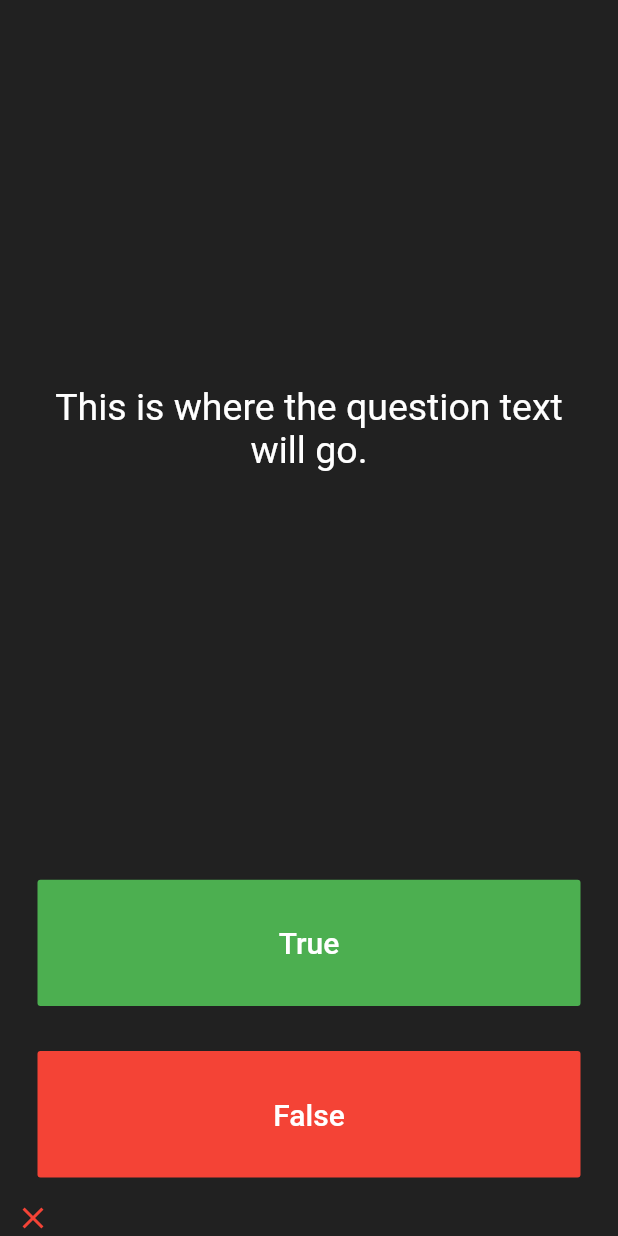
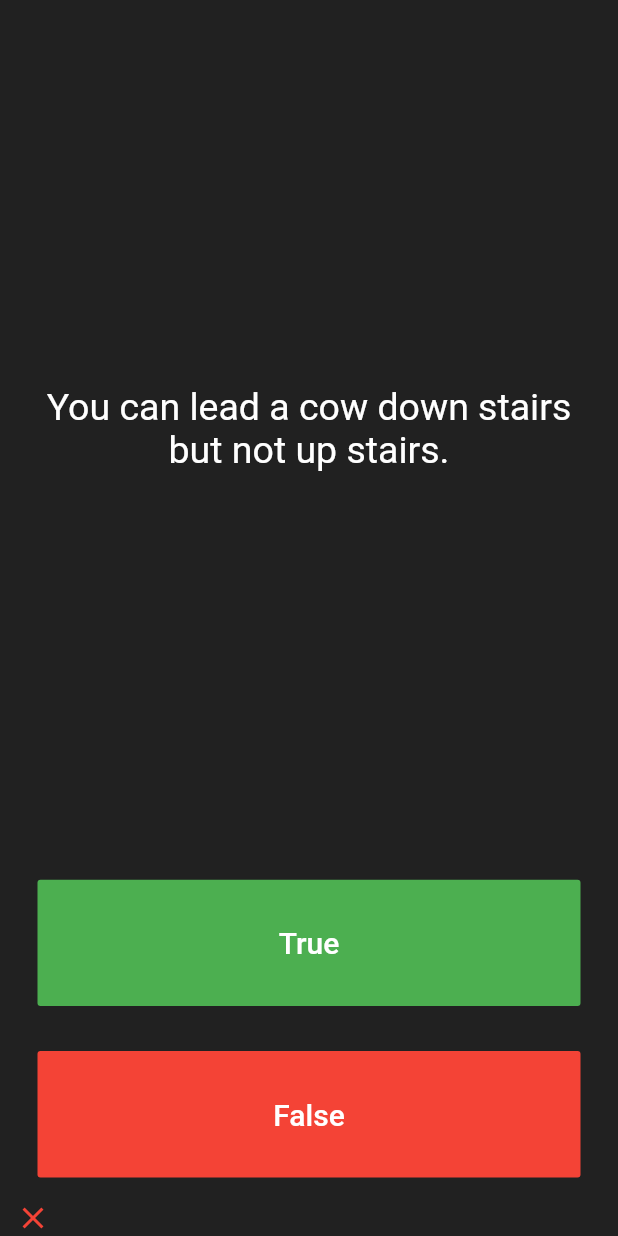
Before and after one commit to aknigam/quizzler-flutter, a Flutter app: the screen it shows after launch, after a tap on "True", on a phone screen of 412 x 824 dp. Run offline on Flutter 3.47's test engine with Material 2 defaults, Android fonts, the phone set to English and light mode, and no system bars; our stand-ins replace rflutter_alert.

Commit message:
Completed the app

```diff
--- /dev/null
+++ b/lib/QuizBrain.dart
@@ -0,0 +1,57 @@
+import 'package:quizzler/question.dart';
+
+class QuizBrain {
+  int questionNumber = 0;
+
+  List<Question> questions = [
+    Question('Some cats are actually allergic to humans', true),
+    Question('You can lead a cow down stairs but not up stairs.', false),
+    Question('Approximately one quarter of human bones are in the feet.', true),
+    Question('A slug\'s blood is green.', true),
+    Question('Buzz Aldrin\'s mother\'s maiden name was \"Moon\".', true),
+    Question('It is illegal to pee in the Ocean in Portugal.', true),
+    Question(
+        'No piece of square dry paper can be folded in half more than 7 times.',
+        false),
+    Question(
+        'In London, UK, if you happen to die in the House of Parliament, you are technically entitled to a state funeral, because the building is considered too sacred a place.',
+        true),
+    Question(
+        'The loudest sound produced by any animal is 188 decibels. That animal is the African Elephant.',
+        false),
+    Question(
+        'The total surface area of two human lungs is approximately 70 square metres.',
+        true),
+    Question('Google was originally called \"Backrub\".', true),
+    Question(
+        'Chocolate affects a dog\'s heart and nervous system; a few ounces are enough to kill a small dog.',
+        true),
+    Question(
+        'In West Virginia, USA, if you accidentally hit an animal with your car, you are free to take it home to eat.',
+        true),
+  ];
+
+  void nextQuestion() {
+    questionNumber++;
+  }
+
+  bool getCorrectAnswer() {
+    return questions[questionNumber].questionAnswer;
+  }
+
+  String getQuestion() {
+    return questions[questionNumber].questionText;
+  }
+
+  bool isFinished() {
+    return questionNumber > 12;
+  }
+
+  void printQuestionNumber() {
+    print('$questionNumber - question');
+  }
+
+  void reset() {
+    questionNumber = 0;
+  }
+}
--- a/lib/main.dart
+++ b/lib/main.dart
@@ -1,4 +1,8 @@
 import 'package:flutter/material.dart';
+import 'QuizBrain.dart';
+import 'package:rflutter_alert/rflutter_alert.dart';
+
+QuizBrain quizBrain = QuizBrain();
 
 void main() => runApp(Quizzler());
 
@@ -25,12 +29,34 @@ class QuizPage extends StatefulWidget {
 }
 
 class _QuizPageState extends State<QuizPage> {
-  List<Widget> icons = [
-    Icon(
-      Icons.close,
-      color: Colors.red,
-    )
-  ];
+  List<Widget> scoreKeeper = [];
+
+  void checkAnswer(bool userAnswer) {
+    bool correctAnswer = quizBrain.getCorrectAnswer();
+    setState(() {
+      if (correctAnswer) {
+        scoreKeeper.add(Icon(
+          Icons.close,
+          color: Colors.red,
+        ));
+      } else {
+        scoreKeeper.add(Icon(
+          Icons.check,
+          color: Colors.green,
+        ));
+      }
+      quizBrain.nextQuestion();
+      if (quizBrain.isFinished()) {
+        quizBrain.reset();
+        scoreKeeper.clear();
+        Alert(
+                context: context,
+                title: "Done!",
+                desc: "You have answered all questions.")
+            .show();
+      }
+    });
+  }
 
   @override
   Widget build(BuildContext context) {
@@ -44,7 +70,7 @@ class _QuizPageState extends State<QuizPage> {
             padding: EdgeInsets.all(10.0),
             child: Center(
               child: Text(
-                'This is where the question text will go.',
+                quizBrain.getQuestion(),
                 textAlign: TextAlign.center,
                 style: TextStyle(
                   fontSize: 25.0,
@@ -68,6 +94,7 @@ class _QuizPageState extends State<QuizPage> {
                 ),
               ),
               onPressed: () {
+                checkAnswer(true);
                 //The user picked true.
               },
             ),
@@ -87,13 +114,13 @@ class _QuizPageState extends State<QuizPage> {
               ),
               onPressed: () {
                 //The user picked false.
+                checkAnswer(false);
               },
             ),
           ),
         ),
-        //TODO: Add a Row here as your score keeper
         Row(
-          children: icons,
+          children: scoreKeeper,
         )
       ],
     );
--- /dev/null
+++ b/lib/question.dart
@@ -0,0 +1,9 @@
+class Question {
+  String questionText;
+  bool questionAnswer;
+
+  Question(String q, bool a) {
+    questionText = q;
+    questionAnswer = a;
+  }
+}
--- a/pubspec.yaml
+++ b/pubspec.yaml
@@ -19,6 +19,7 @@ dependencies:
   # The following adds the Cupertino Icons font to your application.
   # Use with the CupertinoIcons class for iOS style icons.
   cupertino_icons: ^0.1.2
+  rflutter_alert: ^1.0.3
 
 dev_dependencies:
   flutter_test:
```
